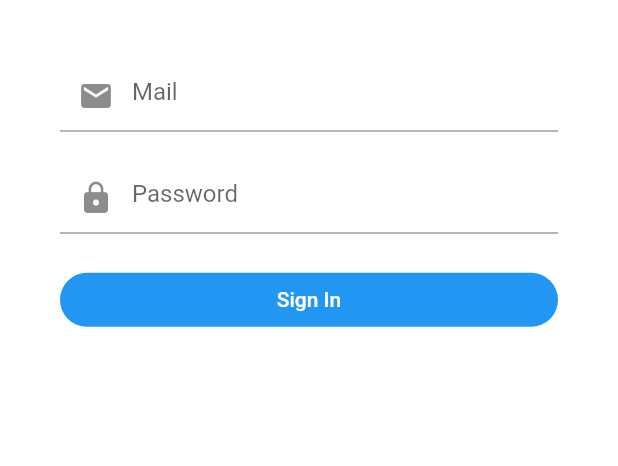
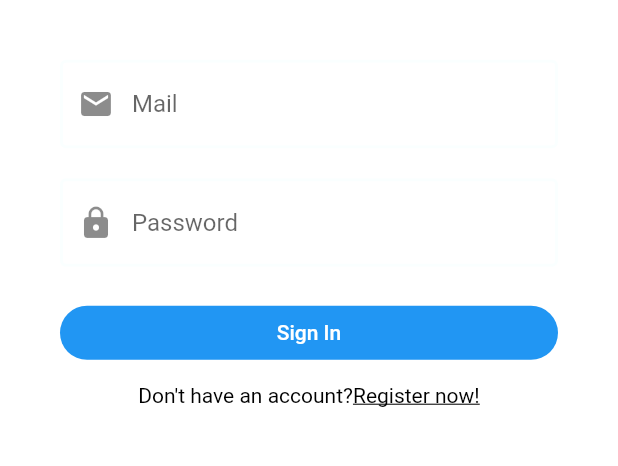
Before and after one commit to AxShaposhnikov/messenger_app_flutter, a Flutter app: the screen it shows after launch, on a phone screen of 412 x 824 dp, the part 420-886 px from its top. Run offline on Flutter 3.47's test engine with Material 2 defaults, Android fonts, the phone set to English and light mode, and no system bars; our stand-ins replace firebase_core, shared_preferences; accounts and stored records are empty.

Commit message:
login page improvements

```diff
--- a/lib/main.dart
+++ b/lib/main.dart
@@ -50,6 +50,9 @@ class _MyAppState extends State<MyApp> {
   @override
   Widget build(BuildContext context) {
     return MaterialApp(
+      theme: ThemeData(
+          primaryColor: Constants().primaryColor,
+          scaffoldBackgroundColor: Colors.white),
       debugShowCheckedModeBanner: false,
       home: _isSignedIn ? const HomePage() : const LoginPage(),
     );
--- a/lib/pages/auth/login_page.dart
+++ b/lib/pages/auth/login_page.dart
@@ -1,4 +1,6 @@
+import 'package:flutter/gestures.dart';
 import 'package:flutter/material.dart';
+import 'package:messenger_app/pages/auth/register_page.dart';
 import 'package:messenger_app/widgets/widgets.dart';
 
 class LoginPage extends StatefulWidget {
@@ -14,13 +16,13 @@ class _LoginPageState extends State<LoginPage> {
 
   String email = "";
   String password = "";
-  bool _isLoading = false;
+  bool isLoading = false;
   final _formKey = GlobalKey<FormState>();
 
   @override
   Widget build(BuildContext context) {
     return Scaffold(
-        backgroundColor: Colors.white,
+        backgroundColor: Theme.of(context).primaryColor,
         body: SingleChildScrollView(
           child: Padding(
               padding:
@@ -83,11 +85,32 @@ class _LoginPageState extends State<LoginPage> {
                                 elevation: 0,
                                 shape: RoundedRectangleBorder(
                                     borderRadius: BorderRadius.circular(30))),
-                            onPressed: () {},
+                            onPressed: () {
+                              login();
+                            },
                             child: const Text('Sign In')),
-                      )
+                      ),
+                      const SizedBox(height: 10),
+                      Text.rich(TextSpan(
+                          text: "Don't have an account?",
+                          style: const TextStyle(
+                              color: Colors.black, fontSize: 14),
+                          children: [
+                            TextSpan(
+                                text: "Register now!",
+                                style: const TextStyle(
+                                    color: Colors.black,
+                                    fontSize: 14,
+                                    decoration: TextDecoration.underline),
+                                recognizer: TapGestureRecognizer()
+                                  ..onTap = () {
+                                    nextScreen(context, const RegisterPage());
+                                  })
+                          ]))
                     ],
                   ))),
         ));
   }
+
+  login() {}
 }
--- a/lib/widgets/widgets.dart
+++ b/lib/widgets/widgets.dart
@@ -1,7 +1,22 @@
 import 'package:flutter/material.dart';
 
 const textInputDecoration = InputDecoration(
-    labelStyle: TextStyle(color: Colors.black),
-    focusedBorder: OutlineInputBorder(
-        borderSide:
-            BorderSide(color: Color.fromARGB(0, 34, 200, 250), width: 2)));
+  labelStyle: TextStyle(color: Colors.black),
+  focusedBorder: OutlineInputBorder(
+      borderSide: BorderSide(color: Color.fromARGB(0, 34, 200, 250), width: 2)),
+  enabledBorder: OutlineInputBorder(
+      borderSide:
+          BorderSide(color: Color.fromARGB(217, 249, 255, 255), width: 2)),
+  errorBorder: OutlineInputBorder(
+      borderSide:
+          BorderSide(color: Color.fromARGB(255, 79, 94, 255), width: 2)),
+);
+
+void nextScreen(context, page) {
+  Navigator.push(context, MaterialPageRoute(builder: (context) => page));
+}
+
+void nextScreenReplasement(context, page) {
+  Navigator.pushReplacement(
+      context, MaterialPageRoute(builder: (context) => page));
+}
```
Also changed, not shown: lib/pages/auth/register_page.dart (added, +20 -0 lines).
